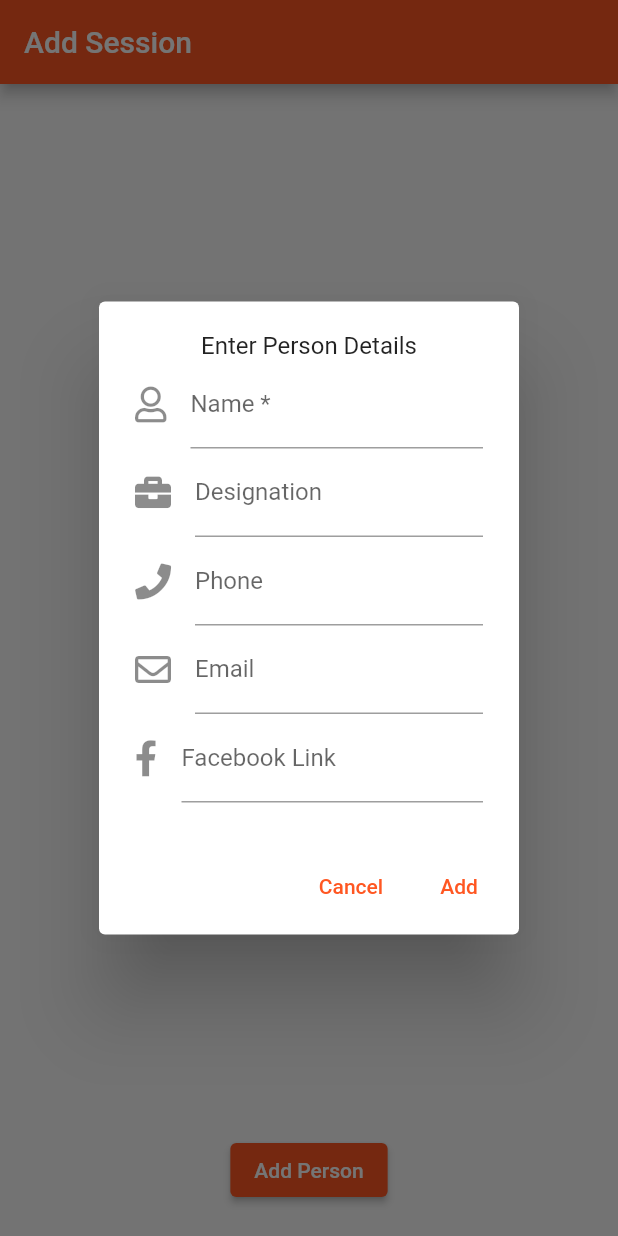
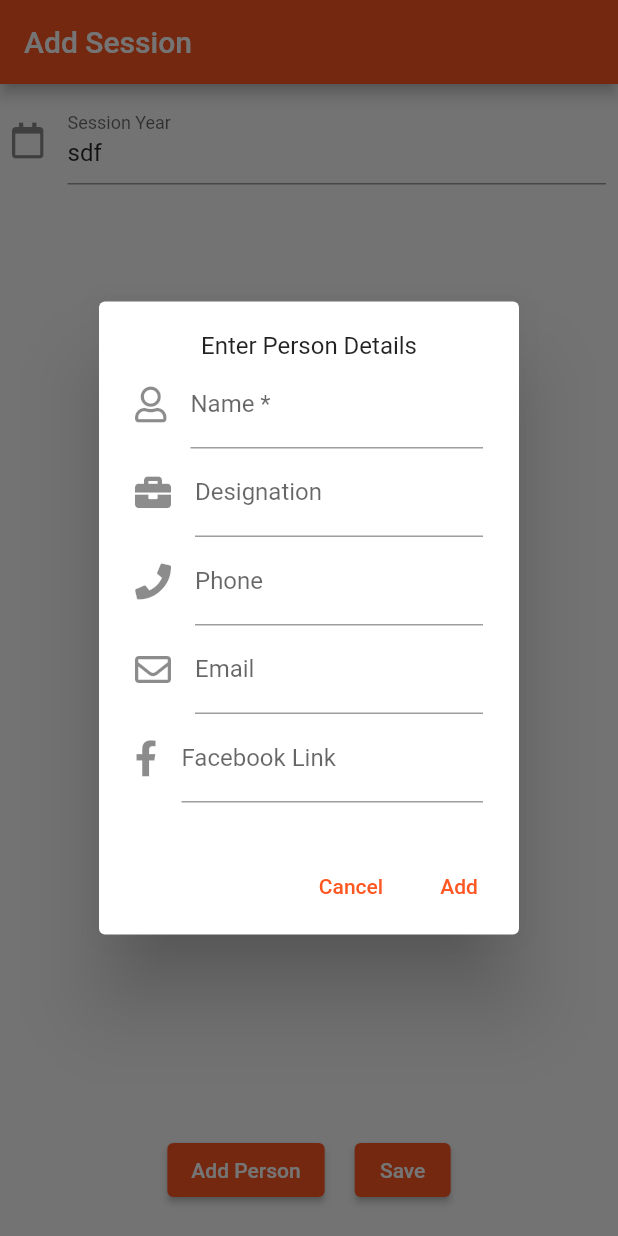
Before and after one commit to bodrulamin/iscacentral, a Flutter app: the screen it shows after launch, after a tap on "Add Person", on a phone screen of 412 x 824 dp. Run offline on Flutter 3.47's test engine with Material 2 defaults, Android fonts, the phone set to English and light mode, and no system bars; our stand-ins replace cloud_firestore, firebase_core, font_awesome_flutter; missing offline and left inert: expansion_card; accounts and stored records are empty.

Commit message:
cardview modified

```diff
--- a/lib/model/persondetails.dart
+++ b/lib/model/persondetails.dart
@@ -1,12 +1,47 @@
+
 
 
 class Person {
-  String name;
-  String designation;
-  String phone;
-  String email;
-  String fbLink;
+  int sl=0;
 
-  Person(this.name, this.designation, this.phone, this.email, this.fbLink);
+  String name="";
+  String designation="";
+  String phone="";
+  String email="";
+  String fbLink="";
 
+
+  Person();
+
+
+  Person.namedParams({this.sl, this.name, this.designation, this.phone, this.email,
+  this.fbLink});
+
+
+
+  dynamic toJson() => {
+    'name': name,
+    'designation': designation,
+    'phone': phone,
+    'email': email,
+    'fbLink': fbLink,
+  };
+
+  factory Person.fromJson(Map<String, dynamic> json) {
+    return Person.namedParams(
+      name: json['name'],
+      designation: json['designation'],
+      phone: json['phone'],
+      email: json['email'],
+      fbLink: json['fbLink'],
+    );
+  }
+
+   toMap() => {
+    'name': name,
+    'designation': designation,
+    'phone': phone,
+    'email': email,
+    'fbLink': fbLink,
+  };
 }
--- a/lib/model/session.dart
+++ b/lib/model/session.dart
@@ -1,6 +1,37 @@
+import 'package:cloud_firestore/cloud_firestore.dart';
+import 'package:flutter/foundation.dart';
 import 'package:iscacentral/model/persondetails.dart';
 
 class Session {
-  String year;
-  List<Person> persons;
+  String year = "";
+  List<Person> amelaList = [];
+  List<Person> shuraList = [];
+
+  Session({this.year, this.amelaList,this.shuraList});
+
+  Map<String, dynamic> toMap() {
+    return {
+      "year": year,
+      "amelaList": amelaList.map((item) {
+        return item.toMap();
+      }).toList(),
+      "shuraList": shuraList.map((item) {
+        return item.toMap();
+      }).toList(),
+
+    };
+
+  }
+
+  factory Session.fromJson(Map<String, dynamic> json) {
+    return Session(
+      year: json['year'],
+      amelaList: json['amelaList'],
+      shuraList: json['shuraList'],
+
+    );
+  }
+
+
+
 }
--- a/lib/screens/addSession.dart
+++ b/lib/screens/addSession.dart
@@ -1,6 +1,9 @@
+import 'package:cloud_firestore/cloud_firestore.dart';
 import 'package:flutter/material.dart';
 import 'package:font_awesome_flutter/font_awesome_flutter.dart';
 import 'package:iscacentral/model/persondetails.dart';
+import 'package:iscacentral/model/session.dart';
+import 'package:iscacentral/widgets/personCard.dart';
 import 'package:url_launcher/url_launcher.dart';
 
 class AddSession extends StatelessWidget {
@@ -20,72 +23,97 @@ class SessionBody extends StatefulWidget {
 }
 
 class _SessionBodyState extends State<SessionBody> {
-  List<Person> persons = [];
+  List<Person> amelaList = [];
+  List<Person> shuraList = [];
+  final yearTec = TextEditingController();
+  String currentYear = "sdf";
+
+  @override
+  void initState() {
+    print("staten loaded");
+
+    super.initState();
+    CollectionReference _collectionRef =
+        FirebaseFirestore.instance.collection('users');
+
+    Future<void> getData() async {
+      // Get docs from collection reference
+      QuerySnapshot querySnapshot = await _collectionRef.get();
+
+      // Get data from docs and convert map to List
+      final allData = querySnapshot.docs.map((doc) => doc.data()).toList();
+
+      print(allData);
+    }
+
+    getData();
+  }
 
   @override
   Widget build(BuildContext context) {
-    return Center(
-      child: SizedBox(
+    print("widet loaded");
+
+    return SizedBox(
       width: 500,
       child: Column(
         children: [
+          Padding(
+            padding: const EdgeInsets.all(8.0),
+            child: TextFormField(
+              decoration: const InputDecoration(
+                icon: FaIcon(FontAwesomeIcons.calendar),
+                labelText: 'Session Year',
+              ),
+              controller: yearTec..text = currentYear,
+            ),
+          ),
+
           Expanded(
             child: ListView.builder(
-                  itemBuilder: personCard, itemCount: persons.length),
+                itemBuilder: amelaCardBuilder, itemCount: amelaList.length),
           ),
+          Row(
+            mainAxisAlignment: MainAxisAlignment.center,
+            children: [
               ElevatedButton(
                   onPressed: () {
                     showDialog(context: context, builder: dialogViewForInput);
                   },
                   child: Text("Add Person")),
               SizedBox(
+                width: 20.0,
+              ),
+              ElevatedButton(
+                  onPressed: () {
+                    Session session = Session(shuraList: shuraList,
+                        year: yearTec.text.toString(), amelaList: amelaList) ;
+
+                    CollectionReference iscacentralapp =
+                        FirebaseFirestore.instance.collection('iscacentralapp');
+
+                    // Call the user's CollectionReference to add a new user
+                    return iscacentralapp
+                        .doc(session.year)
+                        .set(session.toMap())
+                        .then((value) => print("User Added"))
+                        .catchError(
+                            (error) => print("Failed to add user: $error"));
+                  },
+                  child: Text("Save")),
+            ],
+          ),
+          SizedBox(
             height: 20.0,
           )
-          ],
-        ),
-      ),
-    );
-  }
-
-  Widget personCard(BuildContext context, int index) {
-    return Card(
-      child: ExpansionTile(
-        leading: FaIcon(FontAwesomeIcons.solidUser),
-        collapsedBackgroundColor: Colors.lime.shade50,
-        expandedAlignment: Alignment.bottomLeft,
-        expandedCrossAxisAlignment: CrossAxisAlignment.start,
-        childrenPadding: EdgeInsets.only(left: 20.0),
-        subtitle: Text(persons[index].designation),
-        tilePadding: EdgeInsets.only(left: 25.0),
-        title: Text(
-          persons[index].name,
-          style: TextStyle(color: Colors.blueAccent, fontSize: 25.0),
-        ),
-        children: [
-          ListTile(
-              isThreeLine: false,
-              leading: FaIcon(FontAwesomeIcons.phone),
-              onTap: () => launch("tel:${persons[index].phone}"),
-              title: Text(persons[index].phone)),
-          ListTile(
-              leading: FaIcon(FontAwesomeIcons.envelope),
-              onTap: () => launch("mailto:${persons[index].email}"),
-              title: Text(
-                persons[index].email,
-              )),
-          ListTile(
-            leading: FaIcon(FontAwesomeIcons.facebookF),
-            onTap: () => launch(persons[index].fbLink),
-            title: Text(persons[index].fbLink),
-          ),
         ],
       ),
     );
   }
 
+
+
   Widget dialogViewForInput(BuildContext context) {
-    Person newPerson =
-        Person("name", "designation", "phone", "email", "fbLink");
+    Person newPerson = Person();
 
     return AlertDialog(
       actions: [
@@ -98,7 +126,7 @@ class _SessionBodyState extends State<SessionBody> {
         TextButton(
             onPressed: () {
               setState(() {
-                persons.add(newPerson);
+                amelaList.add(newPerson);
               });
 
               Navigator.pop(context);
@@ -126,7 +154,6 @@ class _SessionBodyState extends State<SessionBody> {
                   icon: FaIcon(FontAwesomeIcons.phone),
                   labelText: 'Phone',
                 ),
-
                 onChanged: (value) => newPerson.phone = value),
             TextFormField(
                 decoration: const InputDecoration(
@@ -145,4 +172,8 @@ class _SessionBodyState extends State<SessionBody> {
       ),
     );
   }
+
+  Widget amelaCardBuilder(BuildContext context, int index) {
+    return personCard(context, amelaList, index);
   }
+}
```
Also changed, not shown: lib/screens/amela.dart (+8 -44 lines), lib/widgets/personCard.dart (added, +41 -0 lines), lib/main/main.dart (renamed from lib/main.dart), 4 other files. Lines whose indentation alone changed are shown as unchanged.
